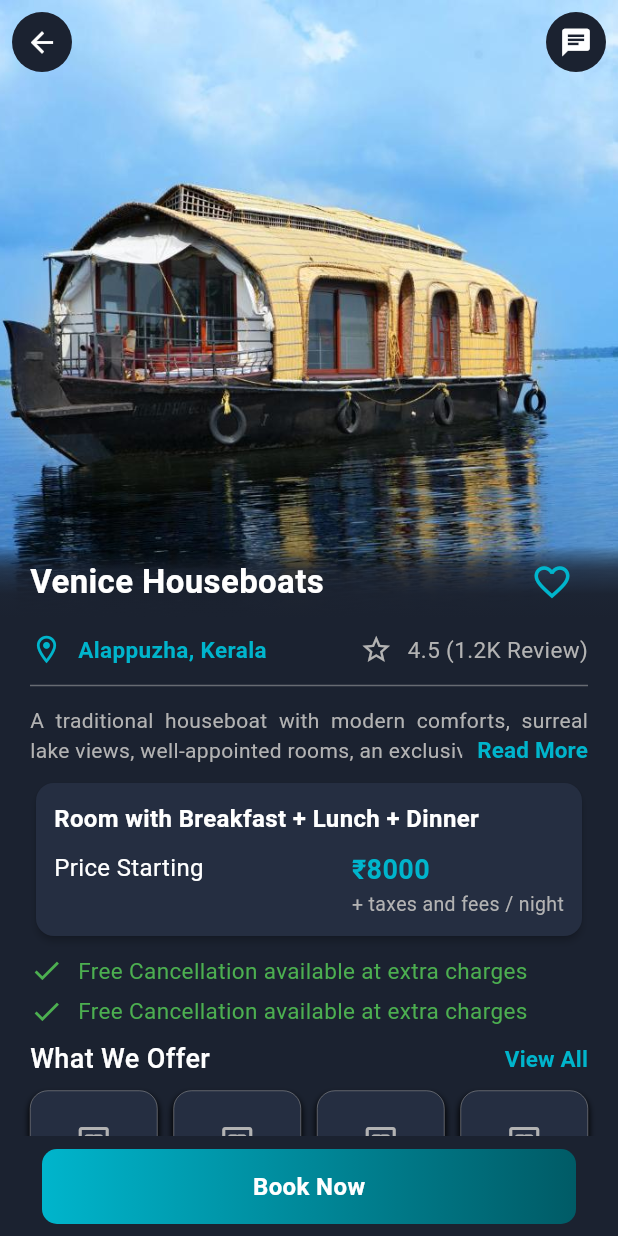
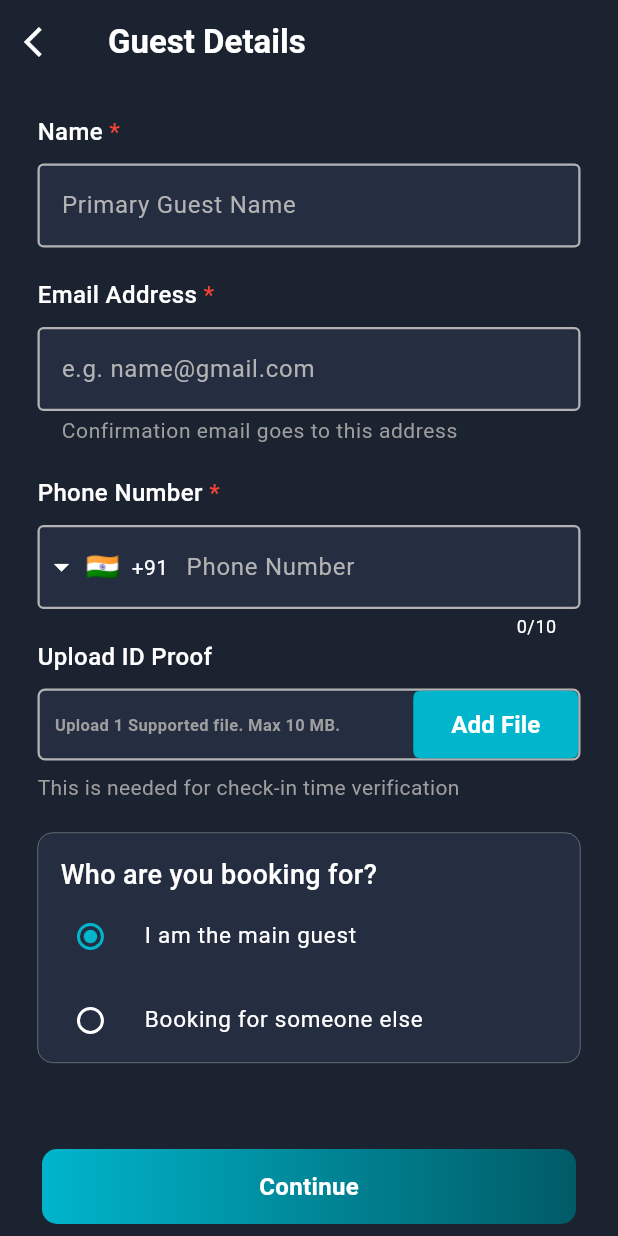
Before and after one commit to AbhinandhanaPU/houseboat_booking_app, a Flutter app: the HouseBoatScreen screen opened by its route, after a tap on "Book Now", on a phone screen of 412 x 824 dp. Run offline on Flutter 3.47's test engine with Material 3 defaults, Android fonts, the phone set to English and light mode, and no system bars; drawn by our look-alikes of intl_phone_field; our stand-ins replace connectivity_plus, file_picker, flutter_svg, image_picker, lottie, permission_handler and 1 more.

Commit message:
guest details screen

```diff
--- a/lib/app/routes/router.dart
+++ b/lib/app/routes/router.dart
@@ -11,6 +11,7 @@
 import 'package:houseboat_booking/app/views/bottom_nav/tabs/profile/profile_screen.dart';
 import 'package:houseboat_booking/app/views/bottom_nav/tabs/search/search_screen.dart';
 import 'package:houseboat_booking/app/views/bottom_nav/tabs/wishlist/wishlist_screen.dart';
+import 'package:houseboat_booking/app/views/houseboat_screens/screens/guest_details_screen.dart';
 import 'package:houseboat_booking/app/views/houseboat_screens/screens/houseboat_screen.dart';
 import 'package:houseboat_booking/app/views/notifications/notifications.dart';
 
@@ -73,6 +74,10 @@
         return MaterialPageRoute<BookingDetailsScreen>(
           builder: (_) => const BookingDetailsScreen(),
         );
+      case AppRoutes.guestDetails:
+        return MaterialPageRoute<GuestDetailsScreen>(
+          builder: (_) => const GuestDetailsScreen(),
+        );
       default:
         return noRoute(settings);
     }
--- a/lib/app/routes/routes.dart
+++ b/lib/app/routes/routes.dart
@@ -6,6 +6,7 @@
   static const String homeNavScreen = '/homeNavScreen';
   static const String notification = '/notification';
   static const String houseBoatScreen = '/houseBoatScreen';
+  static const String guestDetails = '/guestDetails';
   static const String homeScreen = '/homeScreen';
   static const String search = '/search';
   static const String bookingHome = '/bookingHome';
--- a/lib/app/theme/text_styles.dart
+++ b/lib/app/theme/text_styles.dart
@@ -9,6 +9,11 @@
     color: AppColors.textPrimary,
   );
 
+  static const TextStyle title = TextStyle(
+    fontSize: 18,
+    fontWeight: FontWeight.w500,
+    color: AppColors.textPrimary,
+  );
   static const TextStyle subtitle = TextStyle(
     fontSize: 14,
     color: AppColors.textSecondary,
--- a/lib/app/theme/theme.dart
+++ b/lib/app/theme/theme.dart
@@ -9,6 +9,16 @@
     appBarTheme: AppBarTheme(
       backgroundColor: AppColors.backgroundSecondary,
       foregroundColor: AppColors.whiteColor,
+    ),
+    filledButtonTheme: FilledButtonThemeData(
+      style: ButtonStyle(
+        fixedSize: WidgetStatePropertyAll(Size(110, 50)),
+        shape: WidgetStatePropertyAll(
+          ContinuousRectangleBorder(
+            borderRadius: BorderRadius.circular(10),
+          ),
+        ),
+      ),
     ),
     textTheme: TextTheme(
       bodyMedium: TextStyle(color: AppColors.whiteColor),
--- /dev/null
+++ b/lib/app/views/houseboat_screens/screens/guest_details_screen.dart
@@ -0,0 +1,134 @@
+import 'dart:developer';
+
+import 'package:flutter/material.dart';
+import 'package:houseboat_booking/app/theme/colors.dart';
+import 'package:houseboat_booking/app/theme/text_styles.dart';
+import 'package:houseboat_booking/app/utils/picker_utils.dart';
+import 'package:houseboat_booking/app/utils/validations.dart';
+import 'package:houseboat_booking/app/widgets/appbar_custom.dart';
+import 'package:houseboat_booking/app/widgets/colored_button.dart';
+import 'package:houseboat_booking/app/widgets/custom_textfield_with_label.dart';
+import 'package:houseboat_booking/app/widgets/id_proof_picker.dart';
+import 'package:houseboat_booking/app/widgets/phone_no_field.dart';
+import 'package:houseboat_booking/app/widgets/radio_button_list.dart';
+
+class GuestDetailsScreen extends StatelessWidget {
+  const GuestDetailsScreen({super.key});
+
+  @override
+  Widget build(BuildContext context) {
+    return Scaffold(
+      appBar: CustomAppBar(
+        showNotification: false,
+        title: 'Guest Details',
+      ),
+      body: SingleChildScrollView(
+        child: Padding(
+          padding: const EdgeInsets.symmetric(horizontal: 25, vertical: 20),
+          child: Column(
+            crossAxisAlignment: CrossAxisAlignment.start,
+            children: [
+              CustomTextfieldWithLabel(
+                text: 'Name',
+                hintText: 'Primary Guest Name',
+                controller: TextEditingController(),
+                keyboardType: TextInputType.name,
+                validator: Validations.validateName,
+              ),
+              SizedBox(
+                height: 20,
+              ),
+              CustomTextfieldWithLabel(
+                text: 'Email Address',
+                hintText: 'e.g. name@gmail.com',
+                helperText: 'Confirmation email goes to this address',
+                keyboardType: TextInputType.emailAddress,
+                controller: TextEditingController(),
+                validator: Validations.validateEmail,
+              ),
+              SizedBox(
+                height: 20,
+              ),
+              Row(
+                children: [
+                  Text(
+                    'Phone Number',
+                    style: TextStyle(
+                      fontSize: 16,
+                      fontWeight: FontWeight.w500,
+                    ),
+                  ),
+                  Text(
+                    ' *',
+                    style: TextStyle(
+                      fontSize: 16,
+                      fontWeight: FontWeight.w500,
+                      color: AppColors.errorColor,
+                    ),
+                  ),
+                ],
+              ),
+              SizedBox(
+                height: 10,
+              ),
+              PhoneNumberField(
+                controller: TextEditingController(),
+                validator: Validations.validatePhoneNumber,
+              ),
+              UploadIDProofWidget(
+                title: 'Upload ID Proof',
+                helperText: 'This is needed for check-in time verification',
+                onFileUpload: () async {
+                  final filepath = await PickerUtils.pickFile();
+                  log(filepath.toString());
+                },
+              ),
+              SizedBox(
+                height: 20,
+              ),
+              Container(
+                padding: EdgeInsets.only(left: 15, top: 15),
+                decoration: BoxDecoration(
+                  color: AppColors.backgroundSecondary,
+                  borderRadius: BorderRadius.circular(10),
+                  border: Border.all(
+                    color: AppColors.lightGrey,
+                    width: 0.3,
+                  ),
+                ),
+                child: Column(
+                  crossAxisAlignment: CrossAxisAlignment.start,
+                  children: [
+                    Text(
+                      'Who are you booking for?',
+                      style: AppTextStyles.title,
+                    ),
+                    RadioButtonList(
+                      options: [
+                        'I am the main guest',
+                        'Booking for someone else'
+                      ],
+                      selectedValue: 'I am the main guest',
+                      onChanged: (value) {},
+                    ),
+                  ],
+                ),
+              ),
+            ],
+          ),
+        ),
+      ),
+      persistentFooterButtons: [
+        Padding(
+          padding: const EdgeInsets.symmetric(horizontal: 20),
+          child: CustomcoloredButton(
+            text: 'Continue',
+            height: 50,
+            width: double.infinity,
+            onTap: () {},
+          ),
+        )
+      ],
+    );
+  }
+}
--- a/lib/app/views/houseboat_screens/screens/houseboat_screen.dart
+++ b/lib/app/views/houseboat_screens/screens/houseboat_screen.dart
@@ -1,4 +1,5 @@
 import 'package:flutter/material.dart';
+import 'package:houseboat_booking/app/routes/routes.dart';
 import 'package:houseboat_booking/app/theme/colors.dart';
 import 'package:houseboat_booking/app/views/houseboat_screens/widget/icon_text_container.dart';
 import 'package:houseboat_booking/app/views/houseboat_screens/widget/package_details_card.dart';
@@ -50,7 +51,12 @@
             text: 'Book Now',
             height: 50,
             width: double.infinity,
-            onTap: () {},
+            onTap: () {
+              Navigator.pushNamed(
+                context,
+                AppRoutes.guestDetails,
+              );
+            },
           ),
         )
       ],
--- a/lib/app/widgets/appbar_custom.dart
+++ b/lib/app/widgets/appbar_custom.dart
@@ -11,6 +11,7 @@
   final Color backgroundColor;
   final double elevation;
   final PreferredSizeWidget? bottom;
+  final bool showNotification;
 
   const CustomAppBar({
     super.key,
@@ -20,6 +21,7 @@
     this.backgroundColor = AppColors.transparent,
     this.elevation = 0.0,
     this.bottom,
+    this.showNotification = true,
   });
 
   @override
@@ -43,7 +45,8 @@
       ),
 
       actions: [
-        IconWithBadge(
+        showNotification
+            ? IconWithBadge(
                 icon: Icons.notifications,
                 bardeColor: AppColors.errorColor,
                 notificationCount: notifications.length,
@@ -53,7 +56,8 @@
                     AppRoutes.notification,
                   );
                 },
-        ),
+              )
+            : SizedBox.shrink(),
         if (actions != null) ...actions!,
         SizedBox(width: 15),
       ],
--- a/lib/app/widgets/custom_textfield_with_label.dart
+++ b/lib/app/widgets/custom_textfield_with_label.dart
@@ -1,5 +1,6 @@
 import 'package:flutter/material.dart';
 import 'package:houseboat_booking/app/theme/colors.dart';
+import 'package:houseboat_booking/app/theme/text_styles.dart';
 
 class CustomTextfieldWithLabel extends StatelessWidget {
   final String text;
@@ -13,6 +14,7 @@
   final int maxLines;
   final bool obscureText;
   final VoidCallback? onTap;
+  final bool readOnly;
 
   const CustomTextfieldWithLabel({
     super.key,
@@ -27,6 +29,7 @@
     this.maxLines = 1,
     this.obscureText = false,
     this.onTap,
+    this.readOnly = false,
   });
 
   @override
@@ -61,11 +64,13 @@
           obscureText: obscureText,
           obscuringCharacter: '*',
           onTap: onTap,
+          readOnly: readOnly,
           decoration: InputDecoration(
             hintText: hintText,
             prefixIcon: prefixIcon,
             suffixIcon: suffixIcon,
             helperText: helperText,
+            helperStyle: AppTextStyles.subtitle,
           ),
         )
       ],
--- a/lib/app/widgets/custom_textfield_without_label.dart
+++ b/lib/app/widgets/custom_textfield_without_label.dart
@@ -1,4 +1,5 @@
 import 'package:flutter/material.dart';
+import 'package:houseboat_booking/app/theme/text_styles.dart';
 
 class CustomTextfieldWithoutLabel extends StatelessWidget {
   final String hintText;
@@ -44,6 +45,7 @@
         prefixIcon: prefixIcon,
         suffixIcon: suffixIcon,
         helperText: helperText,
+        helperStyle: AppTextStyles.subtitle,
       ),
     );
   }
--- /dev/null
+++ b/lib/app/widgets/id_proof_picker.dart
@@ -0,0 +1,75 @@
+import 'package:flutter/material.dart';
+import 'package:houseboat_booking/app/theme/colors.dart';
+import 'package:houseboat_booking/app/theme/text_styles.dart';
+
+class UploadIDProofWidget extends StatelessWidget {
+  final VoidCallback onFileUpload;
+  final String title;
+  final String? helperText;
+
+  const UploadIDProofWidget({
+    super.key,
+    required this.onFileUpload,
+    required this.title,
+    this.helperText,
+  });
+
+  @override
+  Widget build(BuildContext context) {
+    return Column(
+      crossAxisAlignment: CrossAxisAlignment.start,
+      children: [
+        // Title
+        Text(
+          title,
+          style: TextStyle(
+            fontSize: 16,
+            fontWeight: FontWeight.w500,
+          ),
+        ),
+
+        const SizedBox(height: 10),
+
+        // File Upload Box
+        Container(
+          height: 48,
+          padding: const EdgeInsets.only(left: 10),
+          decoration: BoxDecoration(
+            color: AppColors.backgroundSecondary,
+            borderRadius: BorderRadius.circular(5),
+            border: Border.all(color: AppColors.lightGrey, width: 1.5),
+          ),
+          child: Row(
+            children: [
+              Expanded(
+                child: Text(
+                  'Upload 1 Supported file. Max 10 MB.',
+                  overflow: TextOverflow.ellipsis,
+                  style: AppTextStyles.smallText.copyWith(
+                    color: AppColors.textSecondary,
+                  ),
+                ),
+              ),
+              FilledButton(
+                onPressed: onFileUpload,
+                child: Text(
+                  'Add File',
+                  style: AppTextStyles.button,
+                ),
+              ),
+            ],
+          ),
+        ),
+
+        const SizedBox(height: 8),
+
+        helperText != null
+            ? Text(
+                helperText!,
+                style: AppTextStyles.subtitle,
+              )
+            : SizedBox.shrink(),
+      ],
+    );
+  }
+}
--- /dev/null
+++ b/lib/app/widgets/radio_button_list.dart
@@ -0,0 +1,32 @@
+import 'package:flutter/material.dart';
+import 'package:houseboat_booking/app/theme/colors.dart';
+import 'package:houseboat_booking/app/theme/text_styles.dart';
+
+class RadioButtonList extends StatelessWidget {
+  final List<String> options;
+  final String selectedValue;
+  final ValueChanged<String?> onChanged;
+
+  const RadioButtonList({
+    super.key,
+    required this.options,
+    required this.selectedValue,
+    required this.onChanged,
+  });
+
+  @override
+  Widget build(BuildContext context) {
+    return Column(
+      children: options.map((option) {
+        return RadioListTile<String>(
+          title: Text(option, style: AppTextStyles.body),
+          value: option,
+          groupValue: selectedValue,
+          onChanged: onChanged,
+          activeColor: AppColors.lightPrimary,
+          contentPadding: EdgeInsets.all(0),
+        );
+      }).toList(),
+    );
+  }
+}
```
Lines whose indentation alone changed are shown as unchanged.
